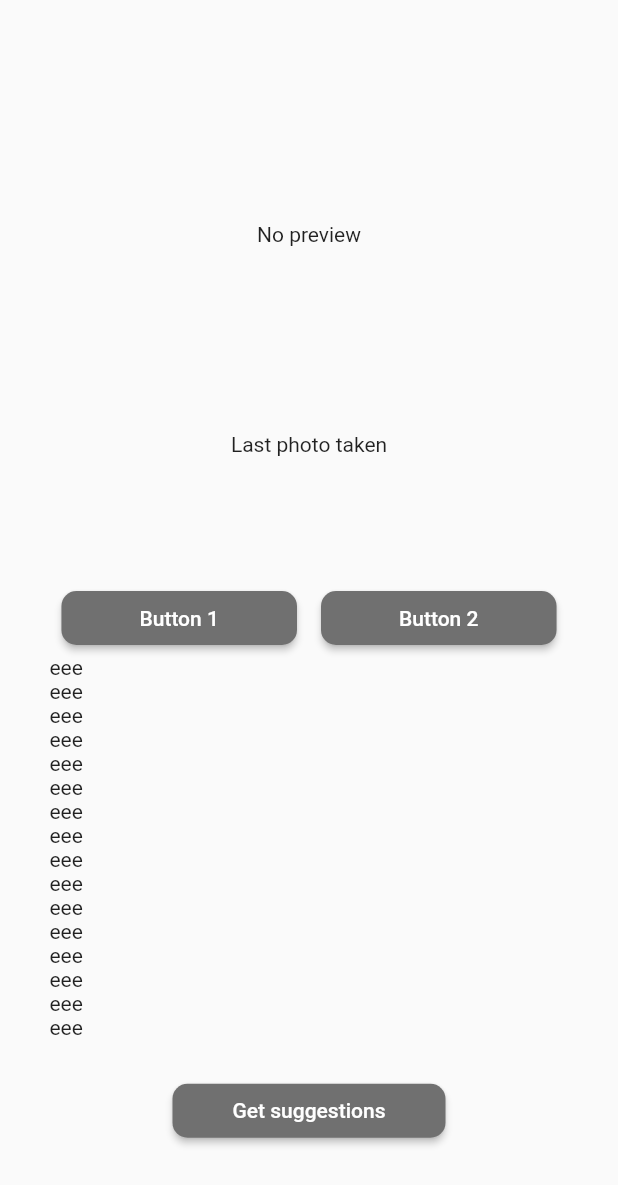
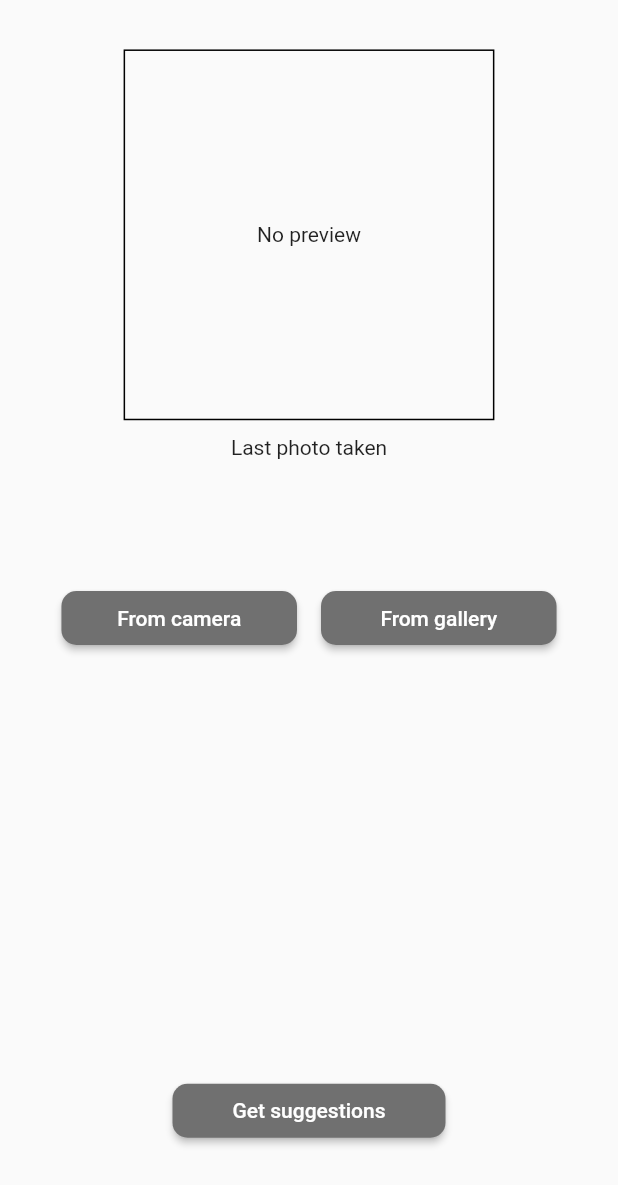
Before and after one commit to aukkritsoipet/AIFood, a Flutter app: the screen it shows after launch, after a tap on "Start", on a phone screen of 412 x 824 dp. Shown: the top 1185 px of the screen. Run offline on Flutter 3.47's test engine with Material 2 defaults, Android fonts, the phone set to English and light mode, and no system bars; our stand-ins replace image_picker.

Commit message:
[EDIT] mock up for takingphoto

```diff
--- a/lib/screen/home.dart
+++ b/lib/screen/home.dart
@@ -9,46 +9,13 @@ class HomePage extends StatefulWidget {
 }
 
 class _HomePageState extends State<HomePage> {
-  int _counter = 0;
-
-  void _incrementCounter() {
-    setState(() {
-      // This call to setState tells the Flutter framework that something has
-      // changed in this State, which causes it to rerun the build method below
-      // so that the display can reflect the updated values. If we changed
-      // _counter without calling setState(), then the build method would not be
-      // called again, and so nothing would appear to happen.
-      _counter++;
-    });
-  }
 
   @override
   Widget build(BuildContext context) {
-    // This method is rerun every time setState is called, for instance as done
-    // by the _incrementCounter method above.
-    //
-    // The Flutter framework has been optimized to make rerunning build methods
-    // fast, so that you can just rebuild anything that needs updating rather
-    // than having to individually change instances of widgets.
     return Scaffold(
       body: Center(
-        // Center is a layout widget. It takes a single child and positions it
-        // in the middle of the parent.
+
         child: Column(
-          // Column is also a layout widget. It takes a list of children and
-          // arranges them vertically. By default, it sizes itself to fit its
-          // children horizontally, and tries to be as tall as its parent.
-          //
-          // Invoke "debug painting" (press "p" in the console, choose the
-          // "Toggle Debug Paint" action from the Flutter Inspector in Android
-          // Studio, or the "Toggle Debug Paint" command in Visual Studio Code)
-          // to see the wireframe for each widget.
-          //
-          // Column has various properties to control how it sizes itself and
-          // how it positions its children. Here we use mainAxisAlignment to
-          // center the children vertically; the main axis here is the vertical
-          // axis because Columns are vertical (the cross axis would be
-          // horizontal).
           mainAxisAlignment: MainAxisAlignment.center,
           children: <Widget>[
             Text(
@@ -57,7 +24,7 @@ class _HomePageState extends State<HomePage> {
           MyButton(
             text: "Start",
             onpressed: (){
-              Navigator.push(context, MaterialPageRoute(builder: (context) => TakePhoto()));
+              Navigator.pushReplacement(context, MaterialPageRoute(builder: (context) => TakePhoto()));
             },
           )
           ],
--- a/lib/screen/takingphoto.dart
+++ b/lib/screen/takingphoto.dart
@@ -1,6 +1,11 @@
 import 'package:aiproject/screen/result.dart';
+import 'package:aiproject/widget/ingredient_item.dart';
 import 'package:aiproject/widget/my_button.dart';
 import 'package:flutter/material.dart';
+import 'package:image_picker/image_picker.dart';
+import 'dart:io';
+
+import 'dart:math';
 
 class TakePhoto extends StatefulWidget {
   @override
@@ -8,16 +13,116 @@ class TakePhoto extends StatefulWidget {
 }
 
 class _TakePhotoState extends State<TakePhoto> {
-  GlobalKey _imageDisplay = GlobalKey();
-  Widget _displayImage = Container();
+  // Used for randomizing to simulate AI's work
+  static const List<String> _dummyList = [
+    "basil leaves",
+    "carrot",
+    "chili",
+    "chinese kale",
+    "crispy pork belly",
+    "egg",
+    "garlic",
+    "meat",
+    "oil",
+    "onion",
+    "onion stalk",
+    "oyster sauce",
+    "pepper",
+    "rice",
+    "soy paste",
+    "soy sauce",
+    "tomato"
+  ];
 
-  void test() {}
+  File _imageFile;
+
+  double screenWidth;
+  double padding;
+  double imageWidth;
+
+  final _imgPicker = ImagePicker();
+
+  List<String> ingredients = [];
+
+  Future _getCameraPhoto() async {
+    PickedFile shotImage =
+        await _imgPicker.getImage(source: ImageSource.camera);
+
+    if (shotImage != null) {
+      setState(() {
+        _imageFile = File(shotImage.path);
+      });
+
+      String imageLabel = _simulateAI();
+      // TODO: _simulateAI() will be replaced with actual model's response later
+      _addIngredient(target: imageLabel);
+    }
+  }
+
+  Future _getGalleryPhoto() async {
+    PickedFile shotImage =
+        await _imgPicker.getImage(source: ImageSource.gallery);
+
+    if (shotImage != null) {
+      setState(() {
+        _imageFile = File(shotImage.path);
+      });
+
+      String imageLabel = _simulateAI();
+      // TODO: _simulateAI() will be replaced with actual model's response later
+      _addIngredient(target: imageLabel);
+    }
+  }
+
+  void _addIngredient({@required String target}) {
+    if (!ingredients.contains(target)) {
+      setState(() {
+        ingredients.add(target);
+      });
+    }
+  }
+
+  // this function will later have File as parameter
+  String _simulateAI() {
+    Random random = Random();
+    return _dummyList[random.nextInt(_dummyList.length)];
+  }
+
+  void _removeIngredient({@required String target}) {
+    setState(() {
+      ingredients.removeWhere((element) => element == target);
+    });
+
+    print("Removed $target");
+  }
+
+  Widget _buildImagePreview(File image) {
+    bool imageEmpty = image == null;
+
+    return Container(
+      child: imageEmpty
+          ? Center(
+              child: Text("No preview"),
+            )
+          : Image.file(
+              image,
+              fit: BoxFit.contain,
+            ),
+      width: imageWidth,
+      height: imageWidth,
+      decoration: imageEmpty
+          ? BoxDecoration(
+              border: Border.all(width: 1),
+            )
+          : null,
+    );
+  }
 
   @override
   Widget build(BuildContext context) {
-    double width = MediaQuery.of(context).size.width;
-    double padding = width * 0.08;
-    double imageWidth = width * 0.6;
+    screenWidth = MediaQuery.of(context).size.width;
+    padding = screenWidth * 0.08;
+    imageWidth = screenWidth * 0.6;
 
     return Scaffold(
       body: Padding(
@@ -28,16 +133,9 @@ class _TakePhotoState extends State<TakePhoto> {
                 flex: 7,
                 child: Column(
                   children: [
-                    Container(
-                      child: Center(child: Text("No preview")),
-                      height: imageWidth,
-                      width: imageWidth,
-                      // decoration: BoxDecoration(
-                      //   border: Border.all(width: 1),
-                      // ),
-                    ),
+                    _buildImagePreview(_imageFile),
                     Padding(
-                      padding: const EdgeInsets.symmetric(vertical: 8.0),
+                      padding: const EdgeInsets.only(top: 10.0),
                       child: Text("Last photo taken"),
                     ),
                   ],
@@ -52,8 +150,8 @@ class _TakePhotoState extends State<TakePhoto> {
                       child: Padding(
                         padding: const EdgeInsets.symmetric(horizontal: 8.0),
                         child: MyButton(
-                          text: "Button 1",
-                          onpressed: () {},
+                          text: "From camera",
+                          onpressed: _getCameraPhoto,
                         ),
                       ),
                     ),
@@ -61,8 +159,8 @@ class _TakePhotoState extends State<TakePhoto> {
                       child: Padding(
                         padding: const EdgeInsets.symmetric(horizontal: 8.0),
                         child: MyButton(
-                          text: "Button 2",
-                          onpressed: () {},
+                          text: "From gallery",
+                          onpressed: _getGalleryPhoto,
                         ),
                       ),
                     ),
@@ -71,57 +169,16 @@ class _TakePhotoState extends State<TakePhoto> {
               ),
               Expanded(
                 flex: 5,
-                child: ListView(
-                  children: [
-                    Text("eee"),
-                    Text("eee"),
-                    Text("eee"),
-                    Text("eee"),
-                    Text("eee"),
-                    Text("eee"),
-                    Text("eee"),
-                    Text("eee"),
-                    Text("eee"),
-                    Text("eee"),
-                    Text("eee"),
-                    Text("eee"),
-                    Text("eee"),
-                    Text("eee"),
-                    Text("eee"),
-                    Text("eee"),
-                    Text("eee"),
-                    Text("eee"),
-                    Text("eee"),
-                    Text("eee"),
-                    Text("eee"),
-                    Text("eee"),
-                    Text("eee"),
-                    Text("eee"),
-                    Text("eee"),
-                    Text("eee"),
-                    Text("eee"),
-                    Text("eee"),
-                    Text("eee"),
-                    Text("eee"),
-                    Text("eee"),
-                    Text("eee"),
-                    Text("eee"),
-                    Text("eee"),
-                    Text("eee"),
-                    Text("eee"),
-                    Text("eee"),
-                    Text("eee"),
-                    Text("eee"),
-                    Text("eee"),
-                    Text("eee"),
-                    Text("eee"),
-                    Text("eee"),
-                    Text("eee"),
-                    Text("eee"),
-                    Text("eee"),
-                    Text("eee"),
-                    Text("eee"),
-                  ],
+                child: Padding(
+                  padding: const EdgeInsets.symmetric(vertical: 8.0),
+                  child: ListView.builder(
+                      itemCount: ingredients.length,
+                      itemBuilder: (context, index) {
+                        return IngredientItem(
+                            text: ingredients[index],
+                            removeFunction: () =>
+                                _removeIngredient(target: ingredients[index]));
+                      }),
                 ),
               ),
               Expanded(
@@ -134,8 +191,10 @@ class _TakePhotoState extends State<TakePhoto> {
                       horizontalPadding: 40,
                       verticalPadding: 5,
                       onpressed: () {
-                        Navigator.push(context,
-                            MaterialPageRoute(builder: (context) => ResultPage()));
+                        Navigator.push(
+                            context,
+                            MaterialPageRoute(
+                                builder: (context) => ResultPage(ingredients)));
                       },
                     ),
                   ),
--- a/lib/widget/my_button.dart
+++ b/lib/widget/my_button.dart
@@ -1,6 +1,4 @@
 import 'package:aiproject/data/color_data.dart';
-import 'package:flutter/material.dart';
-
 import 'package:flutter/material.dart';
 
 class MyButton extends StatelessWidget{
--- a/pubspec.yaml
+++ b/pubspec.yaml
@@ -23,6 +23,7 @@ environment:
 dependencies:
   flutter:
     sdk: flutter
+  image_picker: ^0.6.7+12
 
 
   # The following adds the Cupertino Icons font to your application.
```
Also changed, not shown: lib/screen/result.dart (+5 -34 lines), lib/widget/ingredient_item.dart (added, +26 -0 lines), pubspec.lock.
